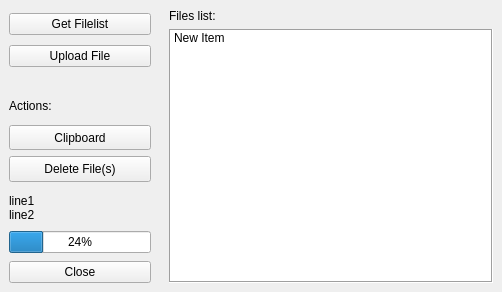
psi-im/plugins, file generic/yandexnarodplugin/yandexnarodmanage.ui: the form before one commit.
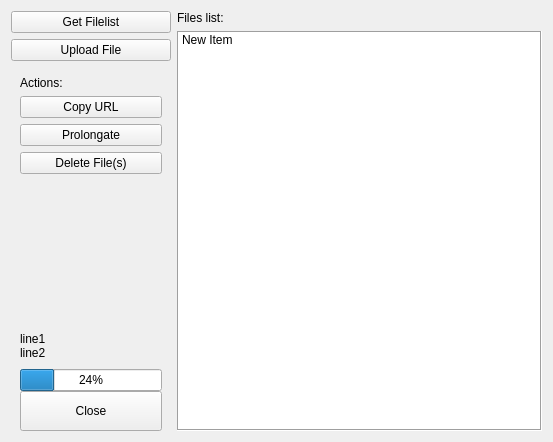
The form after the commit. Icons and pictures are not drawn.

What changed in the file:
```diff
--- a/generic/yandexnarodplugin/yandexnarodmanage.ui
+++ b/generic/yandexnarodplugin/yandexnarodmanage.ui
@@ -6,8 +6,8 @@
    <rect>
     <x>0</x>
     <y>0</y>
-    <width>502</width>
-    <height>292</height>
+    <width>553</width>
+    <height>442</height>
    </rect>
   </property>
   <property name="minimumSize">
@@ -20,53 +20,19 @@
    <string>Form</string>
   </property>
   <layout class="QHBoxLayout" name="horizontalLayout">
-   <property name="spacing">
-    <number>0</number>
-   </property>
-   <property name="sizeConstraint">
-    <enum>QLayout::SetNoConstraint</enum>
-   </property>
-   <property name="margin">
-    <number>0</number>
-   </property>
    <item>
-    <widget class="QFrame" name="frame">
-     <property name="maximumSize">
-      <size>
-       <width>160</width>
-       <height>16777215</height>
-      </size>
-     </property>
-     <property name="frameShape">
-      <enum>QFrame::NoFrame</enum>
-     </property>
-     <property name="frameShadow">
-      <enum>QFrame::Raised</enum>
-     </property>
-     <property name="lineWidth">
-      <number>0</number>
-     </property>
-     <layout class="QVBoxLayout" name="verticalLayout_3">
-      <property name="margin">
-       <number>0</number>
-      </property>
-      <item>
-       <widget class="QFrame" name="frame_2">
-        <property name="minimumSize">
-         <size>
-          <width>160</width>
-          <height>81</height>
-         </size>
-        </property>
-        <property name="frameShape">
-         <enum>QFrame::NoFrame</enum>
-        </property>
-        <property name="frameShadow">
-         <enum>QFrame::Raised</enum>
-        </property>
         <layout class="QVBoxLayout" name="verticalLayout_2">
+     <property name="sizeConstraint">
+      <enum>QLayout::SetDefaultConstraint</enum>
+     </property>
          <item>
           <widget class="QPushButton" name="btnReload">
+       <property name="sizePolicy">
+        <sizepolicy hsizetype="Preferred" vsizetype="Preferred">
+         <horstretch>0</horstretch>
+         <verstretch>0</verstretch>
+        </sizepolicy>
+       </property>
            <property name="text">
             <string>Get Filelist</string>
            </property>
@@ -78,6 +44,12 @@
          </item>
          <item>
           <widget class="QPushButton" name="btnUpload">
+       <property name="sizePolicy">
+        <sizepolicy hsizetype="Preferred" vsizetype="Preferred">
+         <horstretch>0</horstretch>
+         <verstretch>0</verstretch>
+        </sizepolicy>
+       </property>
            <property name="text">
             <string>Upload File</string>
            </property>
@@ -87,11 +59,14 @@
            </property>
           </widget>
          </item>
-        </layout>
-       </widget>
-      </item>
       <item>
        <widget class="QFrame" name="frameFileActions">
+       <property name="sizePolicy">
+        <sizepolicy hsizetype="Preferred" vsizetype="Expanding">
+         <horstretch>0</horstretch>
+         <verstretch>0</verstretch>
+        </sizepolicy>
+       </property>
         <property name="minimumSize">
          <size>
           <width>0</width>
@@ -101,7 +76,7 @@
         <property name="maximumSize">
          <size>
           <width>16777215</width>
-          <height>100</height>
+         <height>16777215</height>
          </size>
         </property>
         <property name="frameShape">
@@ -115,7 +90,7 @@
         </property>
         <layout class="QVBoxLayout" name="verticalLayout_4">
          <property name="sizeConstraint">
-          <enum>QLayout::SetNoConstraint</enum>
+         <enum>QLayout::SetDefaultConstraint</enum>
          </property>
          <property name="bottomMargin">
           <number>0</number>
@@ -129,14 +104,20 @@
          </item>
          <item>
           <widget class="QPushButton" name="btnClipboard">
+          <property name="sizePolicy">
+           <sizepolicy hsizetype="Preferred" vsizetype="Preferred">
+            <horstretch>0</horstretch>
+            <verstretch>0</verstretch>
+           </sizepolicy>
+          </property>
            <property name="maximumSize">
             <size>
-             <width>200</width>
-             <height>50</height>
+            <width>16777215</width>
+            <height>16777215</height>
             </size>
            </property>
            <property name="text">
-            <string>Clipboard</string>
+           <string>Copy URL</string>
            </property>
            <property name="icon">
             <iconset resource="yandexnarod.qrc">
@@ -147,12 +128,41 @@
            </property>
           </widget>
          </item>
+        <item>
+         <widget class="QPushButton" name="btnProlong">
+          <property name="sizePolicy">
+           <sizepolicy hsizetype="Preferred" vsizetype="Preferred">
+            <horstretch>0</horstretch>
+            <verstretch>0</verstretch>
+           </sizepolicy>
+          </property>
+          <property name="text">
+           <string>Prolongate</string>
+          </property>
+          <property name="icon">
+           <iconset resource="yandexnarod.qrc">
+            <normaloff>:/icons/prolongate.png</normaloff>:/icons/prolongate.png</iconset>
+          </property>
+         </widget>
+        </item>
          <item>
           <widget class="QPushButton" name="btnDelete">
+          <property name="sizePolicy">
+           <sizepolicy hsizetype="Preferred" vsizetype="Preferred">
+            <horstretch>0</horstretch>
+            <verstretch>0</verstretch>
+           </sizepolicy>
+          </property>
+          <property name="minimumSize">
+           <size>
+            <width>0</width>
+            <height>0</height>
+           </size>
+          </property>
            <property name="maximumSize">
             <size>
-             <width>200</width>
-             <height>27</height>
+            <width>16777215</width>
+            <height>16777215</height>
             </size>
            </property>
            <property name="text">
@@ -164,6 +174,19 @@
            </property>
           </widget>
          </item>
+        <item>
+         <spacer name="verticalSpacer_2">
+          <property name="orientation">
+           <enum>Qt::Vertical</enum>
+          </property>
+          <property name="sizeHint" stdset="0">
+           <size>
+            <width>20</width>
+            <height>40</height>
+           </size>
+          </property>
+         </spacer>
+        </item>
         </layout>
        </widget>
       </item>
@@ -175,7 +198,7 @@
         <property name="sizeHint" stdset="0">
          <size>
           <width>20</width>
-          <height>5</height>
+         <height>40</height>
          </size>
         </property>
        </spacer>
@@ -217,6 +240,12 @@
          </item>
          <item>
           <widget class="QProgressBar" name="progressBar">
+          <property name="sizePolicy">
+           <sizepolicy hsizetype="Preferred" vsizetype="Fixed">
+            <horstretch>0</horstretch>
+            <verstretch>0</verstretch>
+           </sizepolicy>
+          </property>
            <property name="value">
             <number>24</number>
            </property>
@@ -248,6 +277,12 @@
          </property>
          <item>
           <widget class="QPushButton" name="btnExit">
+          <property name="sizePolicy">
+           <sizepolicy hsizetype="Preferred" vsizetype="Preferred">
+            <horstretch>0</horstretch>
+            <verstretch>0</verstretch>
+           </sizepolicy>
+          </property>
            <property name="text">
             <string>Close</string>
            </property>
@@ -261,28 +296,20 @@
        </widget>
       </item>
      </layout>
-    </widget>
    </item>
    <item>
-    <widget class="QFrame" name="frame_3">
-     <property name="minimumSize">
-      <size>
-       <width>331</width>
-       <height>0</height>
-      </size>
-     </property>
-     <property name="frameShape">
-      <enum>QFrame::NoFrame</enum>
-     </property>
-     <property name="frameShadow">
-      <enum>QFrame::Raised</enum>
-     </property>
      <layout class="QVBoxLayout" name="verticalLayout_5">
-      <property name="leftMargin">
-       <number>9</number>
+     <property name="sizeConstraint">
+      <enum>QLayout::SetDefaultConstraint</enum>
       </property>
       <item>
        <widget class="QLabel" name="label_2">
+       <property name="sizePolicy">
+        <sizepolicy hsizetype="Expanding" vsizetype="Preferred">
+         <horstretch>0</horstretch>
+         <verstretch>0</verstretch>
+        </sizepolicy>
+       </property>
         <property name="text">
          <string>Files list:</string>
         </property>
@@ -290,6 +317,12 @@
       </item>
       <item>
        <widget class="QListWidget" name="listWidget">
+       <property name="sizePolicy">
+        <sizepolicy hsizetype="Expanding" vsizetype="Expanding">
+         <horstretch>0</horstretch>
+         <verstretch>0</verstretch>
+        </sizepolicy>
+       </property>
         <property name="locale">
          <locale language="Russian" country="RussianFederation"/>
         </property>
@@ -307,7 +340,6 @@
        </widget>
       </item>
      </layout>
-    </widget>
    </item>
   </layout>
  </widget>
```
Lines whose indentation alone changed are shown as unchanged.
